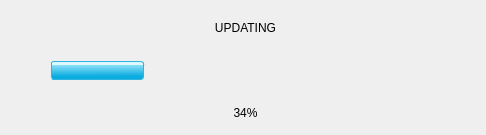
Before: the Qt Designer form src/res/ProgressWidget.ui in Story-Of-Alicia/alicia-launcher-qt, drawn with Qt 5.
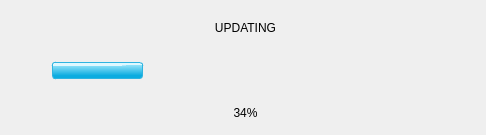
After: the same form once the commit is applied. Icons and pictures are not drawn.

Commit message: fix zorder and progress bar margin

```diff
--- a/src/res/ProgressWidget.ui
+++ b/src/res/ProgressWidget.ui
@@ -26,6 +26,7 @@
 }
 
 QProgressBar::chunk{
+	margin: 1px;
     border-width: 1px;
     border-style: solid;
     border-radius: 3px;
```
The commit also changes 1 other file.
